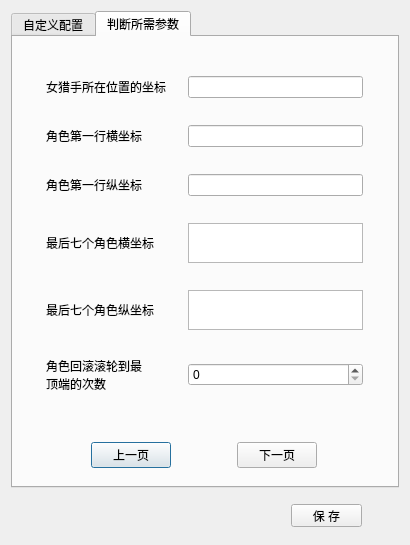
First picture: the form in AdvancedParameterUI.ui, repository maskrs/-, before the edit.
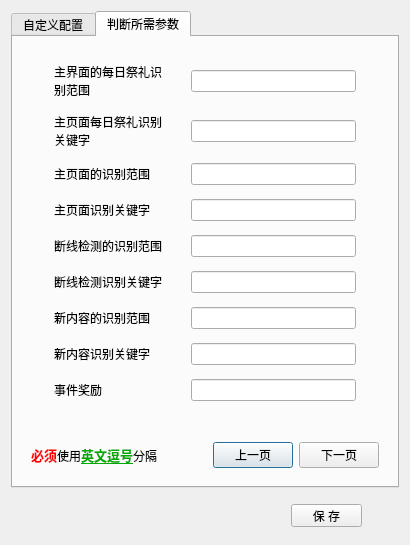
Second picture: the form after the edit. The open tabs and pages were chosen to show the change.

What changed in the file:
```diff
--- a/AdvancedParameterUI.ui
+++ b/AdvancedParameterUI.ui
@@ -566,10 +566,16 @@
          </widget>
          <widget class="QWidget" name="page_2">
           <layout class="QGridLayout" name="gridLayout_3">
-           <item row="11" column="1">
-            <widget class="QLabel" name="lb_new">
-             <property name="text">
-              <string>新内容的识别范围</string>
+           <item row="10" column="3">
+            <widget class="QLineEdit" name="le_orites_keywords"/>
+           </item>
+           <item row="8" column="3">
+            <widget class="QLineEdit" name="le_over_keywords"/>
+           </item>
+           <item row="7" column="3">
+            <widget class="QLineEdit" name="le_over_area">
+             <property name="contextMenuPolicy">
+              <enum>Qt::DefaultContextMenu</enum>
              </property>
             </widget>
            </item>
@@ -597,23 +603,25 @@
              </property>
             </widget>
            </item>
-           <item row="8" column="1">
-            <widget class="QLabel" name="lb_dr_main">
-             <property name="text">
-              <string>主界面的每日祭礼识
-别范围</string>
+           <item row="5" column="3">
+            <widget class="QLineEdit" name="le_play_keywords"/>
+           </item>
+           <item row="4" column="3">
+            <widget class="QLineEdit" name="le_play_area">
+             <property name="minimumSize">
+              <size>
+               <width>165</width>
+               <height>0</height>
+              </size>
+             </property>
+             <property name="maximumSize">
+              <size>
+               <width>165</width>
+               <height>16777215</height>
+              </size>
              </property>
             </widget>
            </item>
-           <item row="10" column="3">
-            <widget class="QLineEdit" name="le_dccheck"/>
-           </item>
-           <item row="11" column="3">
-            <widget class="QLineEdit" name="le_news"/>
-           </item>
-           <item row="7" column="3">
-            <widget class="QLineEdit" name="le_season_reset"/>
-           </item>
            <item row="6" column="1">
             <widget class="QLabel" name="lb_over_rites">
              <property name="text">
@@ -622,9 +630,6 @@
              </property>
             </widget>
            </item>
-           <item row="9" column="3">
-            <widget class="QLineEdit" name="le_mainjudge"/>
-           </item>
            <item row="6" column="3">
             <widget class="QLineEdit" name="le_orites_area"/>
            </item>
@@ -648,74 +653,164 @@
              </property>
             </widget>
            </item>
-           <item row="4" column="4">
-            <spacer name="horizontalSpacer_11">
-             <property name="orientation">
-              <enum>Qt::Horizontal</enum>
-             </property>
-             <property name="sizeHint" stdset="0">
-              <size>
-               <width>40</width>
-               <height>20</height>
-              </size>
-             </property>
-            </spacer>
-           </item>
-           <item row="10" column="1">
-            <widget class="QLabel" name="lb_dccheck">
-             <property name="text">
-              <string>断线检测的识别范围</string>
-             </property>
-            </widget>
-           </item>
-           <item row="5" column="3">
-            <widget class="QLineEdit" name="le_over_area">
-             <property name="contextMenuPolicy">
-              <enum>Qt::DefaultContextMenu</enum>
-             </property>
-            </widget>
-           </item>
-           <item row="9" column="1">
-            <widget class="QLabel" name="lb_mainjudge">
-             <property name="text">
-              <string>主页面开始按钮的识
-别范围</string>
-             </property>
-            </widget>
-           </item>
-           <item row="8" column="3">
-            <widget class="QLineEdit" name="le_dr_main"/>
-           </item>
-           <item row="4" column="0">
-            <spacer name="horizontalSpacer_13">
-             <property name="orientation">
-              <enum>Qt::Horizontal</enum>
-             </property>
-             <property name="sizeHint" stdset="0">
-              <size>
-               <width>40</width>
-               <height>20</height>
-              </size>
-             </property>
-            </spacer>
-           </item>
-           <item row="7" column="1">
-            <widget class="QLabel" name="lb_season_reset">
-             <property name="text">
-              <string>段位重置的识别范围</string>
-             </property>
-            </widget>
-           </item>
            <item row="12" column="1">
-            <widget class="QLabel" name="lb_evrewards">
+            <widget class="QLabel" name="lb_sr_keywords">
              <property name="text">
               <string>事件奖励</string>
              </property>
             </widget>
            </item>
            <item row="12" column="3">
+            <widget class="QLineEdit" name="le_sr_keywords"/>
+           </item>
+          </layout>
+         </widget>
+         <widget class="QWidget" name="page_4">
+          <layout class="QGridLayout" name="gridLayout_5">
+           <item row="4" column="3">
+            <widget class="QLineEdit" name="le_dccheck"/>
+           </item>
+           <item row="8" column="3">
             <widget class="QLineEdit" name="le_evrewards"/>
            </item>
+           <item row="2" column="3">
+            <widget class="QLineEdit" name="le_mainjudge"/>
+           </item>
+           <item row="8" column="1">
+            <widget class="QLabel" name="lb_evrewards">
+             <property name="text">
+              <string>事件奖励</string>
+             </property>
+            </widget>
+           </item>
+           <item row="0" column="0">
+            <spacer name="horizontalSpacer_17">
+             <property name="orientation">
+              <enum>Qt::Horizontal</enum>
+             </property>
+             <property name="sizeHint" stdset="0">
+              <size>
+               <width>40</width>
+               <height>20</height>
+              </size>
+             </property>
+            </spacer>
+           </item>
+           <item row="3" column="1">
+            <widget class="QLabel" name="lb_mainjudge_keywords">
+             <property name="text">
+              <string>主页面识别关键字</string>
+             </property>
+            </widget>
+           </item>
+           <item row="0" column="1">
+            <widget class="QLabel" name="lb_dr_main">
+             <property name="text">
+              <string>主界面的每日祭礼识
+别范围</string>
+             </property>
+            </widget>
+           </item>
+           <item row="6" column="1">
+            <widget class="QLabel" name="lb_new">
+             <property name="text">
+              <string>新内容的识别范围</string>
+             </property>
+            </widget>
+           </item>
+           <item row="6" column="3">
+            <widget class="QLineEdit" name="le_news"/>
+           </item>
+           <item row="1" column="1">
+            <widget class="QLabel" name="lb_drm_keywords">
+             <property name="text">
+              <string>主页面每日祭礼识别
+关键字</string>
+             </property>
+            </widget>
+           </item>
+           <item row="0" column="4">
+            <spacer name="horizontalSpacer_19">
+             <property name="orientation">
+              <enum>Qt::Horizontal</enum>
+             </property>
+             <property name="sizeHint" stdset="0">
+              <size>
+               <width>40</width>
+               <height>20</height>
+              </size>
+             </property>
+            </spacer>
+           </item>
+           <item row="0" column="3">
+            <widget class="QLineEdit" name="le_dr_main">
+             <property name="minimumSize">
+              <size>
+               <width>165</width>
+               <height>0</height>
+              </size>
+             </property>
+             <property name="maximumSize">
+              <size>
+               <width>165</width>
+               <height>16777215</height>
+              </size>
+             </property>
+            </widget>
+           </item>
+           <item row="5" column="3">
+            <widget class="QLineEdit" name="le_dccheck_keywords"/>
+           </item>
+           <item row="5" column="1">
+            <widget class="QLabel" name="lb_dccheck_keywords">
+             <property name="text">
+              <string>断线检测识别关键字</string>
+             </property>
+            </widget>
+           </item>
+           <item row="0" column="2">
+            <spacer name="horizontalSpacer_18">
+             <property name="orientation">
+              <enum>Qt::Horizontal</enum>
+             </property>
+             <property name="sizeHint" stdset="0">
+              <size>
+               <width>40</width>
+               <height>20</height>
+              </size>
+             </property>
+            </spacer>
+           </item>
+           <item row="2" column="1">
+            <widget class="QLabel" name="lb_mainjudge">
+             <property name="text">
+              <string>主页面的识别范围</string>
+             </property>
+            </widget>
+           </item>
+           <item row="4" column="1">
+            <widget class="QLabel" name="lb_dccheck">
+             <property name="text">
+              <string>断线检测的识别范围</string>
+             </property>
+            </widget>
+           </item>
+           <item row="1" column="3">
+            <widget class="QLineEdit" name="le_drm_keywords"/>
+           </item>
+           <item row="3" column="3">
+            <widget class="QLineEdit" name="le_mainjudge_keywords"/>
+           </item>
+           <item row="7" column="1">
+            <widget class="QLabel" name="lb_new_keywords">
+             <property name="text">
+              <string>新内容识别关键字</string>
+             </property>
+            </widget>
+           </item>
+           <item row="7" column="3">
+            <widget class="QLineEdit" name="le_new_keywords"/>
+           </item>
           </layout>
          </widget>
          <widget class="QWidget" name="page_3">
@@ -875,6 +970,13 @@
        <item>
         <widget class="QWidget" name="widget" native="true">
          <layout class="QHBoxLayout" name="horizontalLayout_2">
+          <item>
+           <widget class="QLabel" name="label">
+            <property name="text">
+             <string>&lt;html&gt;&lt;head/&gt;&lt;body&gt;&lt;p&gt;&lt;span style=&quot; font-size:10pt; font-weight:600; color:#ff0000;&quot;&gt;必须&lt;/span&gt;使用&lt;span style=&quot; font-size:10pt; font-weight:600; text-decoration: underline; color:#00aa00;&quot;&gt;英文逗号&lt;/span&gt;分隔&lt;/p&gt;&lt;/body&gt;&lt;/html&gt;</string>
+            </property>
+           </widget>
+          </item>
           <item>
            <widget class="QPushButton" name="pb_previous">
             <property name="maximumSize">
```
Left out of the diff: 74 changed lines with no effect on the pictures.
